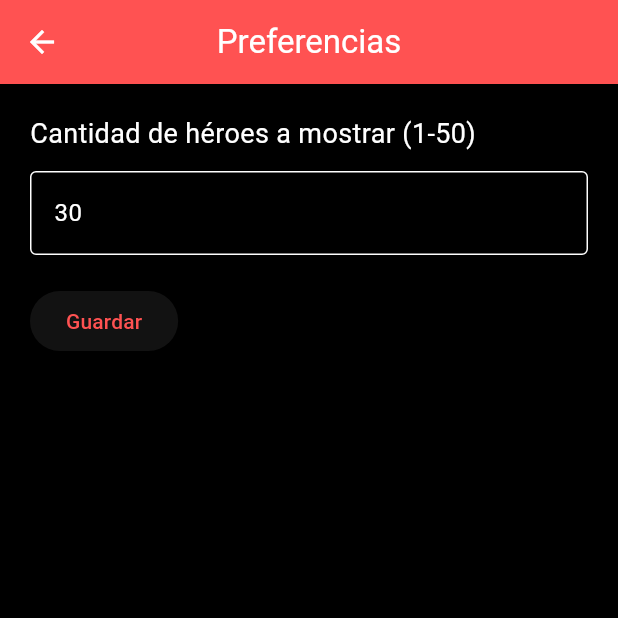
After one commit to JoaquinMunoz0/Marvel-Library, a Flutter app: the PreferencesPage screen opened directly, on a phone screen of 412 x 824 dp, the top half of it. The commit adds this screen. Run offline on Flutter 3.47's test engine with Material 3 defaults, Android fonts, the phone set to English and light mode, and no system bars; our stand-ins replace google_fonts, shared_preferences; accounts and stored records are empty; network calls fail.

Commit message:
Lista de personajes limitado en home listo. preferencia en camino

```diff
--- /dev/null
+++ b/lib/pages/preferences_page.dart
@@ -0,0 +1,87 @@
+import 'package:flutter/material.dart';
+import 'package:shared_preferences/shared_preferences.dart';
+
+class PreferencesPage extends StatefulWidget {
+  const PreferencesPage({super.key});
+
+  @override
+  State<PreferencesPage> createState() => _PreferencesPageState();
+}
+
+class _PreferencesPageState extends State<PreferencesPage> {
+  final TextEditingController _controller = TextEditingController();
+  final _formKey = GlobalKey<FormState>();
+  int currentValue = 30; // Valor por defecto
+
+  @override
+  void initState() {
+    super.initState();
+    _loadCurrentPreference();
+  }
+
+  Future<void> _loadCurrentPreference() async {
+    final prefs = await SharedPreferences.getInstance();
+    setState(() {
+      currentValue = prefs.getInt('heroCount') ?? 30;
+      _controller.text = currentValue.toString();
+    });
+  }
+
+  Future<void> _savePreference(int value) async {
+    final prefs = await SharedPreferences.getInstance();
+    await prefs.setInt('heroCount', value);
+    ScaffoldMessenger.of(context).showSnackBar(
+      const SnackBar(content: Text('Preferencia guardada')),
+    );
+  }
+
+  void _submit() {
+    if (_formKey.currentState!.validate()) {
+      final int newValue = int.parse(_controller.text);
+      _savePreference(newValue);
+    }
+  }
+
+  @override
+  Widget build(BuildContext context) {
+    return Scaffold(
+      appBar: AppBar(title: const Text('Preferencias')),
+      body: Padding(
+        padding: const EdgeInsets.all(20),
+        child: Form(
+          key: _formKey,
+          child: Column(
+            crossAxisAlignment: CrossAxisAlignment.start,
+            children: [
+              const Text(
+                'Cantidad de héroes a mostrar (1-50)',
+                style: TextStyle(fontSize: 18),
+              ),
+              const SizedBox(height: 12),
+              TextFormField(
+                controller: _controller,
+                keyboardType: TextInputType.number,
+                decoration: const InputDecoration(
+                  border: OutlineInputBorder(),
+                  hintText: 'Ej: 30',
+                ),
+                validator: (value) {
+                  if (value == null || value.isEmpty) return 'Ingresa un número';
+                  final int? number = int.tryParse(value);
+                  if (number == null) return 'Debe ser un número válido';
+                  if (number < 1 || number > 50) return 'Debe estar entre 1 y 50';
+                  return null;
+                },
+              ),
+              const SizedBox(height: 20),
+              ElevatedButton(
+                onPressed: _submit,
+                child: const Text('Guardar'),
+              ),
+            ],
+          ),
+        ),
+      ),
+    );
+  }
+}
```
Also changed, not shown: lib/pages/home.dart (+45 -32 lines), pubspec.yaml (+7 -65 lines), pubspec.lock, 1 other file.
